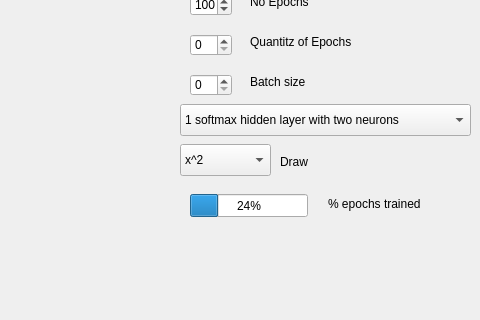
jmpargana/PRG-Praktikum, file Milestones/Milestone2/neuralgui/mainwindow.ui: the form before one commit; both pictures show x 320 to 800 and y 126 to 446 of the 800 by 600 pixel window.
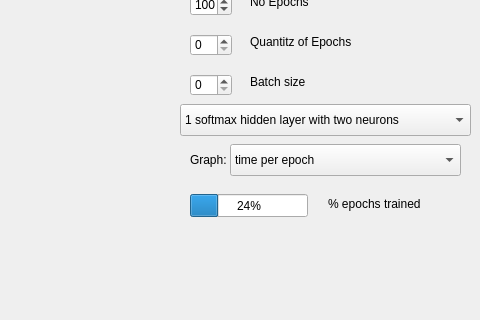
The form after the commit. Custom widgets are drawn as their Qt base class.

Commit message: Add loss graph

Diff of the .ui file:
```diff
--- a/Milestones/Milestone2/neuralgui/mainwindow.ui
+++ b/Milestones/Milestone2/neuralgui/mainwindow.ui
@@ -169,15 +169,15 @@
    <widget class="QComboBox" name="comboBox_draw">
     <property name="geometry">
      <rect>
-      <x>500</x>
+      <x>550</x>
       <y>270</y>
-      <width>91</width>
+      <width>231</width>
       <height>32</height>
      </rect>
     </property>
     <item>
      <property name="text">
-      <string>x^2</string>
+      <string>time per epoch</string>
      </property>
     </item>
     <item>
@@ -185,19 +185,11 @@
       <string>x^3</string>
      </property>
     </item>
-   </widget>
-   <widget class="QLabel" name="label_6">
-    <property name="geometry">
-     <rect>
-      <x>600</x>
-      <y>280</y>
-      <width>59</width>
-      <height>16</height>
-     </rect>
-    </property>
-    <property name="text">
-     <string>Draw</string>
-    </property>
+    <item>
+     <property name="text">
+      <string>accumulated loss</string>
+     </property>
+    </item>
    </widget>
    <widget class="QProgressBar" name="progressBar">
     <property name="geometry">
@@ -245,6 +237,19 @@
      </rect>
     </property>
    </widget>
+   <widget class="QLabel" name="label_5">
+    <property name="geometry">
+     <rect>
+      <x>510</x>
+      <y>275</y>
+      <width>59</width>
+      <height>21</height>
+     </rect>
+    </property>
+    <property name="text">
+     <string>Graph:</string>
+    </property>
+   </widget>
   </widget>
   <widget class="QMenuBar" name="menubar">
    <property name="geometry">
```
Left out of the diff: 2 changed lines with no effect on the pictures. The commit also changes 1 other file.
